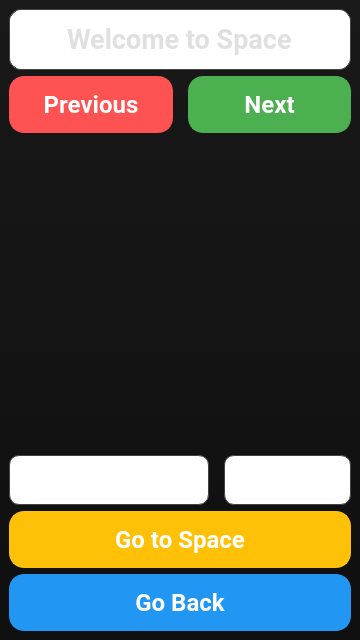
Above: MonkeyZooManager/qt/zoo_space.ui from woobe-studio/MonkeyZooManager before the change. Below: the same form after it.
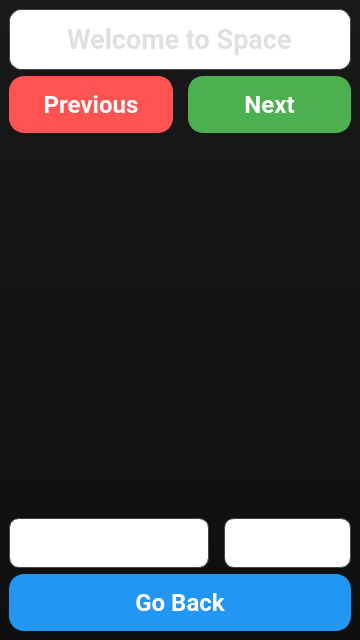
That is the form after the change.

Commit message: delete go button from zoo_space.ui

```diff
--- a/MonkeyZooManager/qt/zoo_space.ui
+++ b/MonkeyZooManager/qt/zoo_space.ui
@@ -245,45 +245,6 @@
       </item>
      </layout>
     </item>
-    <item>
-     <widget class="QPushButton" name="GoTo">
-      <property name="font">
-       <font>
-        <family>Roboto</family>
-        <pointsize>18</pointsize>
-        <bold>true</bold>
-       </font>
-      </property>
-      <property name="styleSheet">
-       <string notr="true">QPushButton {
-background-color: #FFC107;  /* Amber */
-color: #ffffff;
-border-radius: 15px;
-border: 2px solid #FFC107;
-padding: 12px;
-font-weight: bold;
-box-shadow: 0 4px 8px rgba(0, 0, 0, 0.2), 0 0 5px rgba(255, 255, 255, 0.2); /* Shadow with border glow */
-transition: background-color 0.3s, transform 0.3s, box-shadow 0.3s;
-}
-
-QPushButton:hover {
-background-color: #FFA000;  /* Darker amber on hover */
-transform: scale(1.05);
-box-shadow: 0 6px 12px rgba(0, 0, 0, 0.3), 0 0 7px rgba(255, 255, 255, 0.3); /* Enhanced shadow and glow on hover */
-}
-
-QPushButton:pressed {
-background-color: #FF8F00;  /* Even darker amber on press */
-transform: scale(0.95);
-box-shadow: 0 2px 4px rgba(0, 0, 0, 0.2), 0 0 3px rgba(255, 255, 255, 0.2); /* Reduced shadow on press */
-}
-</string>
-      </property>
-      <property name="text">
-       <string>Go to Space</string>
-      </property>
-     </widget>
-    </item>
     <item>
      <widget class="QPushButton" name="GoBack">
       <property name="font">
```
Left out of the diff: 24 changed lines with no effect on the pictures. The commit also changes 2 other files.
